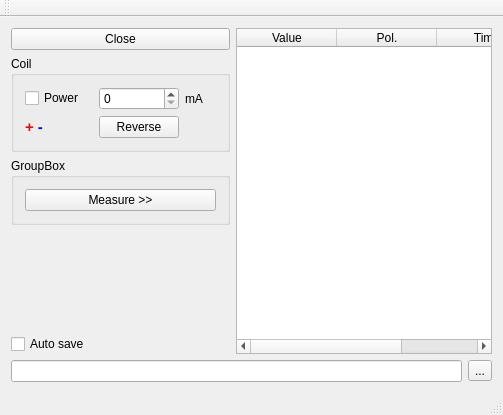
This is src/mainwindow.ui in mBr001/hall as Qt 5 draws it before an edit. The edited form follows.
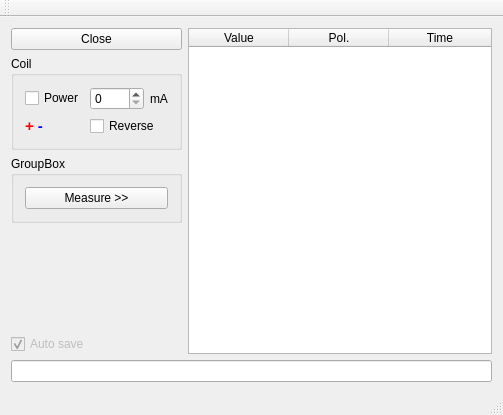
This is the edited form.

Commit message: Allow open PS

```diff
--- a/src/mainwindow.ui
+++ b/src/mainwindow.ui
@@ -29,7 +29,11 @@
         </widget>
        </item>
        <item row="0" column="2">
-        <widget class="QSpinBox" name="spinBox"/>
+        <widget class="QSpinBox" name="currentSpinBox">
+         <property name="maximum">
+          <number>1000</number>
+         </property>
+        </widget>
        </item>
        <item row="0" column="3">
         <widget class="QLabel" name="label">
@@ -38,13 +42,6 @@
          </property>
         </widget>
        </item>
-       <item row="1" column="2">
-        <widget class="QPushButton" name="pushButton">
-         <property name="text">
-          <string>Reverse</string>
-         </property>
-        </widget>
-       </item>
        <item row="1" column="0">
         <widget class="QLabel" name="label_2">
          <property name="text">
@@ -56,6 +53,13 @@
          </property>
         </widget>
        </item>
+       <item row="1" column="2" colspan="2">
+        <widget class="QCheckBox" name="reverseCheckBox">
+         <property name="text">
+          <string>Reverse</string>
+         </property>
+        </widget>
+       </item>
       </layout>
      </widget>
     </item>
@@ -110,25 +114,24 @@
       </layout>
      </widget>
     </item>
-    <item row="7" column="0" colspan="2">
+    <item row="7" column="0" colspan="3">
      <widget class="QLineEdit" name="lineEdit">
       <property name="readOnly">
        <bool>true</bool>
       </property>
      </widget>
     </item>
-    <item row="7" column="2">
-     <widget class="QToolButton" name="toolButton">
-      <property name="text">
-       <string>...</string>
-      </property>
-     </widget>
-    </item>
     <item row="6" column="0">
-     <widget class="QCheckBox" name="checkBox_2">
+     <widget class="QCheckBox" name="autosaveCheckBox">
+      <property name="enabled">
+       <bool>false</bool>
+      </property>
       <property name="text">
        <string>Auto save</string>
       </property>
+      <property name="checked">
+       <bool>true</bool>
+      </property>
      </widget>
     </item>
     <item row="0" column="0">
```
Left out of the diff: 6 changed lines with no effect on the pictures. The commit also changes 2 other files.
